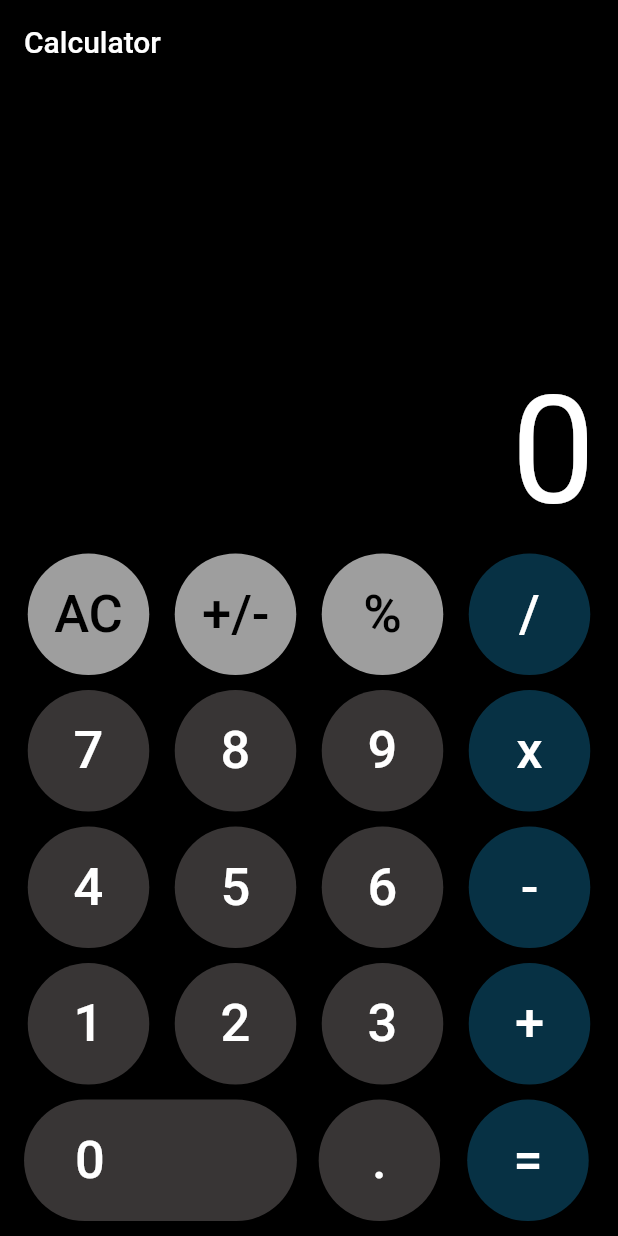
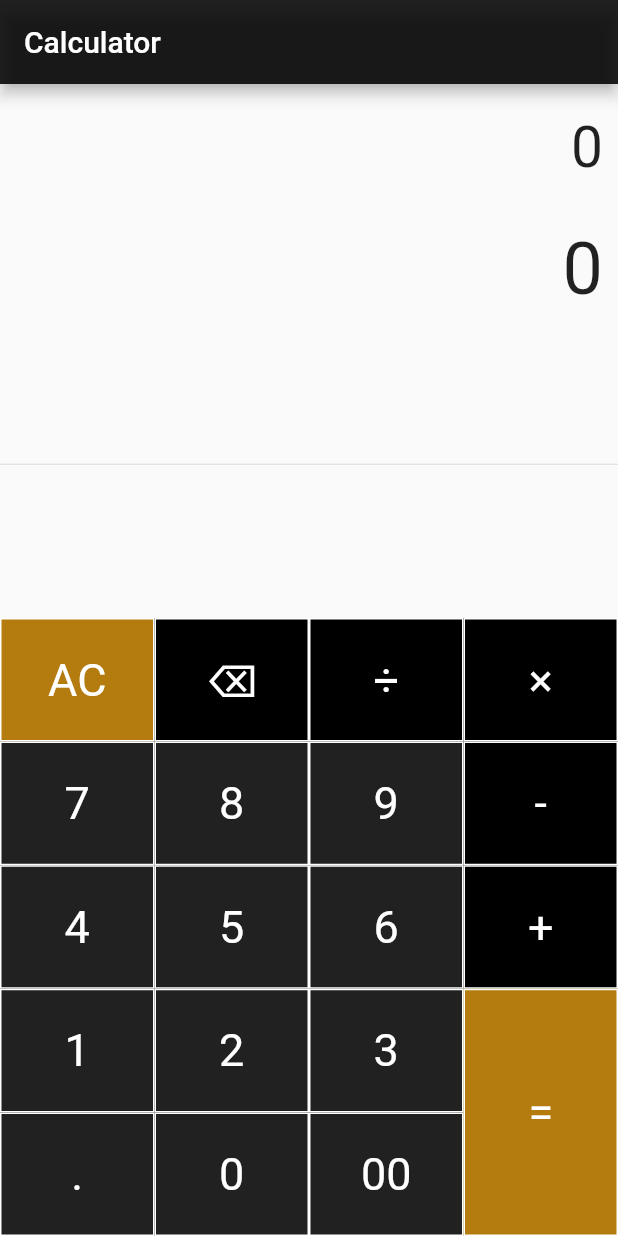
Before and after one commit to tsr-kairi/basic-calculator, a Flutter app: the screen it shows after launch, on a phone screen of 412 x 824 dp. Run offline on Flutter 3.47's test engine with Material 2 defaults, Android fonts, the phone set to English and light mode, and no system bars; our stand-ins replace math_expressions.

Commit message:
calculator-app-done-3

```diff
--- a/lib/main.dart
+++ b/lib/main.dart
@@ -1,16 +1,228 @@
-// ignore_for_file: deprecated_member_use
+import 'package:flutter/material.dart';
+import 'package:math_expressions/math_expressions.dart';
 
-import 'package:app/calculator.dart';
-import 'package:flutter/material.dart';
+void main(){
+  runApp(Calculator());
+}
 
-void main() => runApp(MyApp());
-
-class MyApp extends StatelessWidget {
+class Calculator extends StatelessWidget {
   @override
   Widget build(BuildContext context) {
     return MaterialApp(
       debugShowCheckedModeBanner: false,
-      home: Calculator(),
+      title: 'Calculator',
+      // theme: ThemeData(primarySwatch: Colors.blue),
+      home: TsrCalc(),
     );
   }
 }
+
+class TsrCalc extends StatefulWidget {
+  @override
+  _TsrCalcState createState() => _TsrCalcState();
+}
+
+class _TsrCalcState extends State<TsrCalc> {
+
+  String equation = "0";
+  String result = "0";
+  String expression = "";
+  double equationFontSize = 38.0;
+  double resultFontSize = 48.0;
+  Color equationColor = Colors.white;
+  Color resultColor = Colors.white;
+
+  buttonPressed(String buttonText){
+    setState(() {
+      if(buttonText == "AC"){
+        equation = "0";
+        result = "0";
+        equationFontSize = 38.0;
+        resultFontSize = 48.0;
+      }
+
+      else if(buttonText == "⌫"){
+        equationFontSize = 48.0;
+        resultFontSize = 38.0;
+        equation = equation.substring(0, equation.length - 1);
+        if(equation == ""){
+          equation = "0";
+        }
+      }
+
+      else if(buttonText == "="){
+        equationFontSize = 38.0;
+        resultFontSize = 48.0;
+
+        expression = equation;
+        expression = expression.replaceAll('×', '*');
+        expression = expression.replaceAll('÷', '/');
+
+        try{
+          Parser p = Parser();
+          Expression exp = p.parse(expression);
+
+          ContextModel cm = ContextModel();
+          result = '${exp.evaluate(EvaluationType.REAL, cm)}';
+        }catch(e){
+          result = "Error";
+        }
+
+      }
+
+      else{
+        equationFontSize = 48.0;
+        resultFontSize = 38.0;
+        if(equation == "0"){
+          equation = buttonText;
+        }else {
+          equation = equation + buttonText;
+        }
+      }
+    });
+  }
+
+  Widget buildButton(String buttonText, double buttonHeight, Color buttonColor){
+    return Container(
+      height: MediaQuery.of(context).size.height * 0.1 * buttonHeight,
+      color: buttonColor,
+      child: FlatButton(
+          shape: RoundedRectangleBorder(
+              borderRadius: BorderRadius.circular(0.0),
+              side: BorderSide(
+                  color: Colors.white,
+                  width: 1,
+                  style: BorderStyle.solid
+              )
+          ),
+          padding: EdgeInsets.all(16.0),
+          onPressed: () => buttonPressed(buttonText),
+          child: Text(
+            buttonText,
+            style: TextStyle(
+                fontSize: 30.0,
+                fontWeight: FontWeight.normal,
+                color: Colors.white
+            ),
+          )
+      ),
+    );
+  }
+
+
+  @override
+  Widget build(BuildContext context) {
+    return Scaffold(
+      appBar: AppBar(title: Text('Calculator'), backgroundColor: Colors.black87,),
+      body: Column(
+        children: <Widget>[
+
+
+          Container(
+            alignment: Alignment.centerRight,
+            padding: EdgeInsets.fromLTRB(10, 20, 10, 0),
+            child: Text(equation, style: TextStyle(fontSize: equationFontSize),),
+          ),
+
+
+          Container(
+            alignment: Alignment.centerRight,
+            padding: EdgeInsets.fromLTRB(10, 30, 10, 0),
+            child: Text(result, style: TextStyle(fontSize: resultFontSize),),
+          ),
+
+
+          Expanded(
+            child: Divider(),
+          ),
+
+
+          Row(
+            mainAxisAlignment: MainAxisAlignment.center,
+            children: <Widget>[
+              Container(
+                width: MediaQuery.of(context).size.width * .75,
+                child: Table(
+                  children: [
+                    TableRow(
+                      children: [
+                        buildButton("AC", 1, const Color(0xFFB47B0F)),
+                        buildButton("⌫", 1, Colors.black),
+                        buildButton("÷", 1, Colors.black),
+                      ]
+                    ),
+
+                    TableRow(
+                        children: [
+                          buildButton("7", 1, Colors.black87),
+                          buildButton("8", 1, Colors.black87),
+                          buildButton("9", 1, Colors.black87),
+                        ]
+                    ),
+
+                    TableRow(
+                        children: [
+                          buildButton("4", 1, Colors.black87),
+                          buildButton("5", 1, Colors.black87),
+                          buildButton("6", 1, Colors.black87),
+                        ]
+                    ),
+
+                    TableRow(
+                        children: [
+                          buildButton("1", 1, Colors.black87),
+                          buildButton("2", 1, Colors.black87),
+                          buildButton("3", 1, Colors.black87),
+                        ]
+                    ),
+
+                    TableRow(
+                        children: [
+                          buildButton(".", 1, Colors.black87),
+                          buildButton("0", 1, Colors.black87),
+                          buildButton("00", 1, Colors.black87),
+                        ]
+                    ),
+                  ],
+                ),
+              ),
+
+
+              Container(
+                width: MediaQuery.of(context).size.width * 0.25,
+                child: Table(
+                  children: [
+                    TableRow(
+                        children: [
+                          buildButton("×", 1, Colors.black),
+                        ]
+                    ),
+
+                    TableRow(
+                        children: [
+                          buildButton("-", 1, Colors.black),
+                        ]
+                    ),
+
+                    TableRow(
+                        children: [
+                          buildButton("+", 1, Colors.black),
+                        ]
+                    ),
+
+                    TableRow(
+                        children: [
+                          buildButton("=", 2, const Color(0xFFB47B0F)),
+                        ]
+                    ),
+                  ],
+                ),
+              )
+            ],
+          ),
+
+        ],
+      ),
+    );
+  }
+}
--- a/pubspec.yaml
+++ b/pubspec.yaml
@@ -34,6 +34,7 @@ dependencies:
   # The following adds the Cupertino Icons font to your application.
   # Use with the CupertinoIcons class for iOS style icons.
   cupertino_icons: ^1.0.2
+  math_expressions: ^2.3.1
 
 dev_dependencies:
   flutter_test:
```
Also changed, not shown: lib/calculator.dart (line endings or trailing spaces), pubspec.lock.
